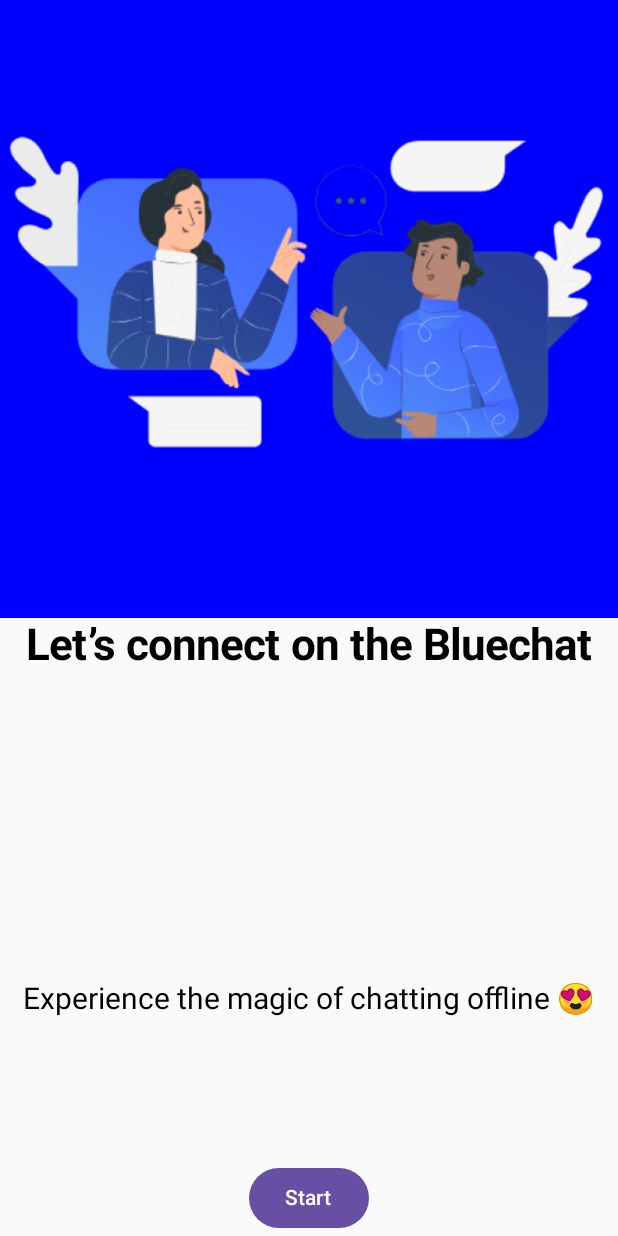
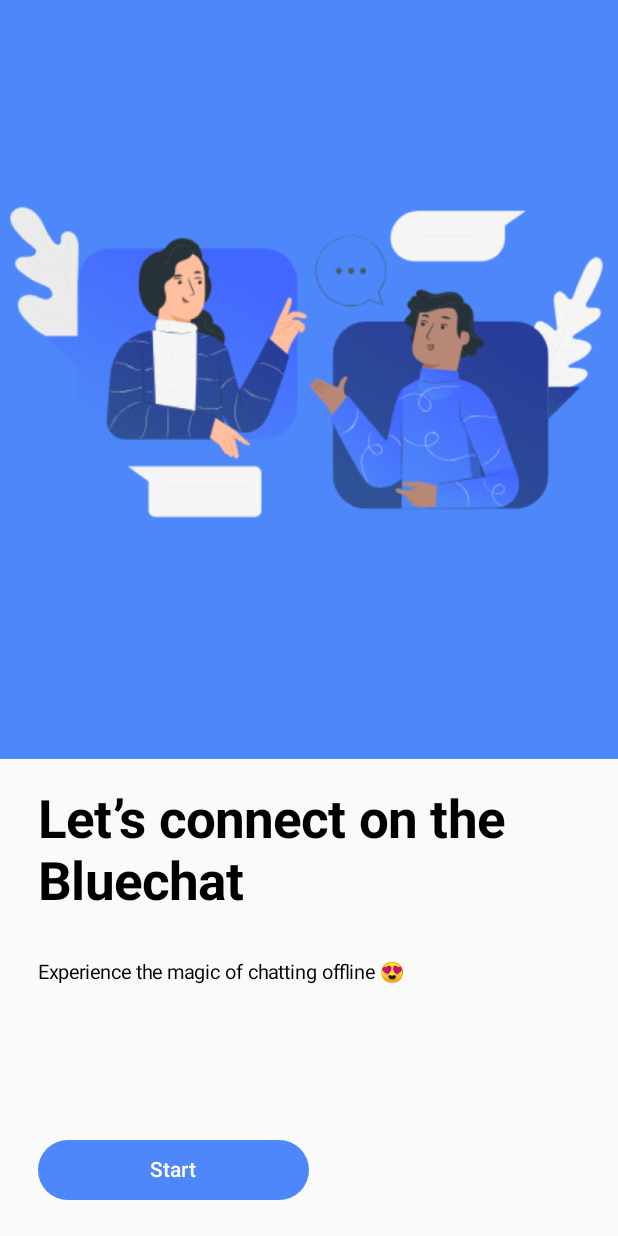
Before and after one commit to jaybhavsar555/BlueChat, an Android app built with Jetpack Compose: the screen it shows after launch (FirstScreenActivity), on a phone screen of 412 x 824 dp. Run offline under Robolectric (Android 15) with nearby library versions, the phone set to English and light mode, and no system bars; our stand-ins replace Dagger/Hilt's generated code.

Commit message:
UI: Completed: FirstScreenActivity ConnectToDeviceScreen BluetoothOnOffScreenActivity ProfileScreen ListOfUsers Remaining:
ChatScreen

issues:
AppBar didnt fetch in ProfileScreen

```diff
--- a/app/src/main/java/com/example/bluechat/presentation/FirstScreenActivity.kt
+++ b/app/src/main/java/com/example/bluechat/presentation/FirstScreenActivity.kt
@@ -8,24 +8,30 @@ import androidx.compose.foundation.Image
 import androidx.compose.foundation.background
 import androidx.compose.foundation.layout.fillMaxSize
 import androidx.compose.foundation.layout.fillMaxWidth
-
 import androidx.compose.material3.Text
 import androidx.compose.foundation.layout.Arrangement
 import androidx.compose.ui.Modifier
 import androidx.compose.foundation.layout.Column
 import androidx.compose.foundation.layout.Box
+import androidx.compose.foundation.layout.Row
+import androidx.compose.foundation.layout.fillMaxHeight
+import androidx.compose.foundation.layout.height
 import androidx.compose.foundation.layout.padding
+import androidx.compose.foundation.layout.width
 import androidx.compose.material3.Button
+import androidx.compose.material3.ButtonColors
+import androidx.compose.material3.ButtonDefaults
 import androidx.compose.material3.ExperimentalMaterial3Api
+import androidx.compose.material3.FilledTonalButton
 import androidx.compose.runtime.Composable
 import androidx.compose.ui.Alignment
 import androidx.compose.ui.graphics.Color
+import androidx.compose.ui.graphics.ColorMatrix
 import androidx.compose.ui.res.painterResource
 import androidx.compose.ui.text.font.FontWeight
 import androidx.compose.ui.tooling.preview.Preview
 import androidx.compose.ui.unit.dp
 import androidx.compose.ui.unit.sp
-
 import androidx.navigation.NavController
 import com.example.bluechat.MainActivity
 import com.example.bluechat.R
@@ -33,9 +39,12 @@ import com.example.bluechat.R
 
 class FirstScreenActivity() : ComponentActivity() {
 
+
+
     @OptIn(ExperimentalMaterial3Api::class)
     override fun onCreate(savedInstanceState: Bundle?) {
         super.onCreate(savedInstanceState)
+        val customBlue = Color(0xFF4D87F9)
         setContent {
 
             Column(
@@ -44,9 +53,11 @@ class FirstScreenActivity() : ComponentActivity() {
             ) {
                 Box(
                     modifier = Modifier
-                        .fillMaxWidth() // Matches parent width
-                        .weight(1f)
-                        .background(Color.Blue) // Takes half of the available height
+                        .fillMaxWidth().height(506.dp)
+
+                        .background(
+                            Color(0xFF4D87F9)
+                        ) // Takes half of the available height
                 ) {
                     // Image content
                     Image(
@@ -58,35 +69,45 @@ class FirstScreenActivity() : ComponentActivity() {
 
                 Box(
                     modifier = Modifier
-                        .fillMaxWidth() // Matches parent width
-                        .weight(1f)
+                        .fillMaxWidth().height(337.dp)
+
                     // Takes half of the available height
                 ) {
                     Column(
                         modifier = Modifier
-                            .fillMaxSize()
-                            .padding(horizontal = 1.dp, vertical = 1.dp), // Fills the entire screen
-                        verticalArrangement = Arrangement.SpaceEvenly,
-                        horizontalAlignment = Alignment.CenterHorizontally
+                            .fillMaxSize().width(200.dp).padding(vertical = 20.dp, horizontal = 25.dp), // Fills the entire screen
+                        verticalArrangement = Arrangement.Center,
+                        horizontalAlignment = Alignment.Start
+
                     ) {
-                        Text(
-                            text = "Let’s connect on the Bluechat",
-                            modifier = Modifier.weight(2f), // Occupies 3/4th of the available height
-                            fontSize = 29.sp, // Adjust font size as needed
-                            fontWeight = FontWeight.Bold// Makes the text bold
-//                            fontFamily =  FontDmaily.
-                        )
+
+
+                            Text(
+                                text = "Let’s connect on the Bluechat",
+                                modifier = Modifier.weight(2f), // Occupies 3/4th of the available height
+                                fontSize = 35.sp, // Adjust font size as needed
+                                fontWeight = FontWeight.Bold// Makes the text bold
+//                         fontFamily =  FontDmaily.
+                            )
+
+
                         Text(
                             text = "Experience the magic of chatting offline 😍",
-                            modifier = Modifier.weight(1f), // Occupies 1/4th of the available height
-                            fontSize = 20.sp, // Adjust font size as needed
+                            modifier = Modifier.weight(2f), // Occupies 1/4th of the available height
+                            fontSize = 13.sp, // Adjust font size as needed
                         )
 
-                        Button(onClick = {
+                        Button(
+                            onClick = {
                             val navigate =
                                 Intent(this@FirstScreenActivity, MainActivity::class.java)
                             startActivity(navigate)
-                        }) {
+                        },
+                            modifier = Modifier.fillMaxWidth(0.5f),
+                            colors = ButtonDefaults.buttonColors(customBlue)
+
+                        )
+                        {
                             Text("Start")
                         }
 
```
